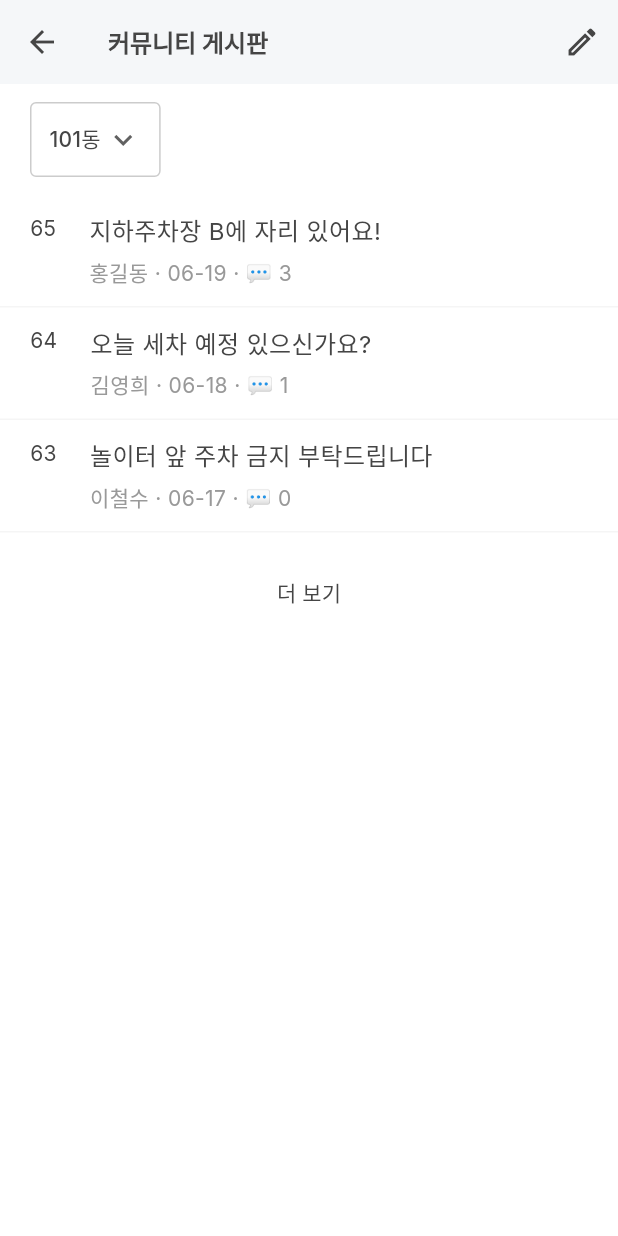
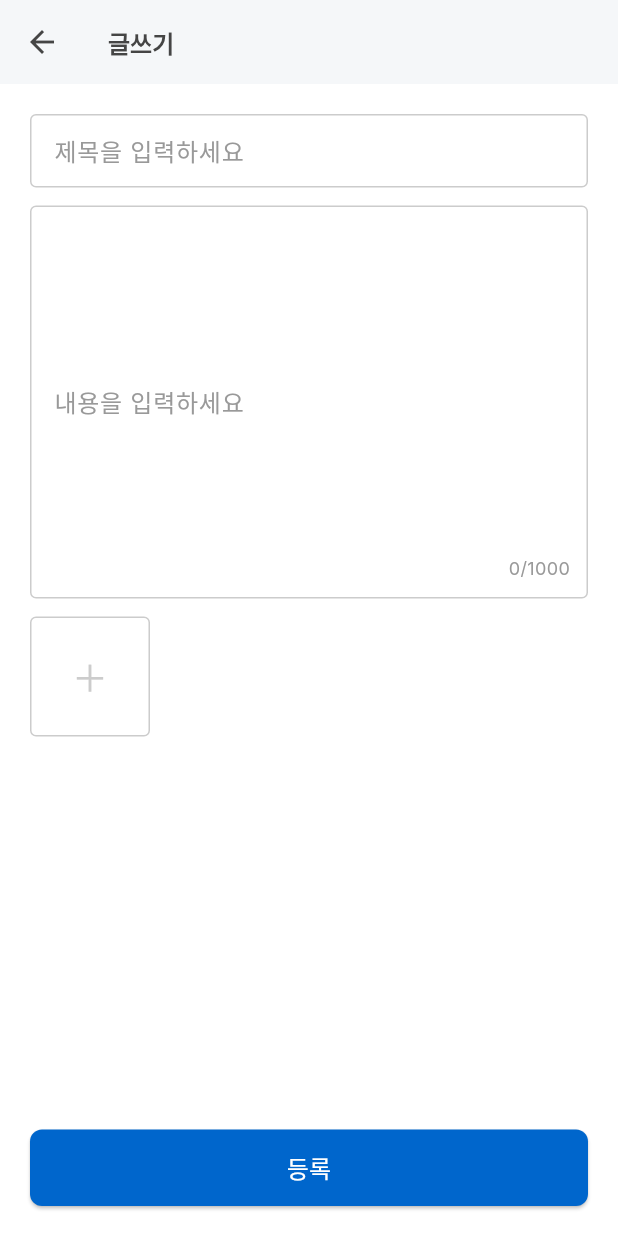
Before and after one commit to tjaudwn23/ai_parking_app, a Flutter app: the CommunityScreen screen opened directly, after a tap on the "edit" icon, on a phone screen of 412 x 824 dp. Run offline on Flutter 3.47's test engine with Material 3 defaults, Android fonts, the phone set to English and light mode, and no system bars; our stand-ins replace flutter_svg, google_fonts; missing offline and left inert: kpostal.

Commit message:
feat(community): 커뮤니티 게시글 작성 기능 및 탭 추가
- 커뮤니티 게시글을 작성하고 등록할 수 있는 UI를 구현했습니다.
  - 피그마 디자인을 참고하여 제목, 내용 입력 필드 및 이미지 추가 버튼을 포함한 `CreatePostScreen`을 추가했습니다.
- 메인 화면 하단 네비게이션 바에 '게시판' 탭을 추가하고 `CommunityScreen`을 연결했습니다.
  - 기존 '피드' 탭의 이름을 '게시판'으로 변경했습니다.
  - `MainScreen`이 선택된 탭에 따라 홈, 게시판, 내 정보 화면을 보여주도록 구조를 리팩토링했습니다.
- `CommunityScreen`이 탭으로 표시될 때 자연스럽도록 `AppBar`의 뒤로가기 버튼을 제거했습니다.

```diff
--- a/lib/presentation/community/community_screen.dart
+++ b/lib/presentation/community/community_screen.dart
@@ -1,3 +1,4 @@
+import 'package:ai_parking/presentation/community/create_post_screen.dart';
 import 'package:flutter/material.dart';
 import 'package:google_fonts/google_fonts.dart';
 
@@ -42,10 +43,7 @@ class _CommunityScreenState extends State<CommunityScreen> {
     return Scaffold(
       backgroundColor: Colors.white,
       appBar: AppBar(
-        leading: IconButton(
-          icon: const Icon(Icons.arrow_back, color: Color(0xFF454545)),
-          onPressed: () => Navigator.of(context).pop(),
-        ),
+        automaticallyImplyLeading: false,
         title: Text(
           '커뮤니티 게시판',
           style: GoogleFonts.inter(
@@ -58,7 +56,12 @@ class _CommunityScreenState extends State<CommunityScreen> {
           IconButton(
             icon: const Icon(Icons.edit_outlined, color: Color(0xFF454545)),
             onPressed: () {
-              // TODO: Implement create post functionality
+              Navigator.push(
+                context,
+                MaterialPageRoute(
+                  builder: (context) => const CreatePostScreen(),
+                ),
+              );
             },
           ),
         ],
--- /dev/null
+++ b/lib/presentation/community/create_post_screen.dart
@@ -0,0 +1,179 @@
+import 'package:flutter/material.dart';
+import 'package:google_fonts/google_fonts.dart';
+
+class CreatePostScreen extends StatefulWidget {
+  const CreatePostScreen({super.key});
+
+  @override
+  State<CreatePostScreen> createState() => _CreatePostScreenState();
+}
+
+class _CreatePostScreenState extends State<CreatePostScreen> {
+  final TextEditingController _titleController = TextEditingController();
+  final TextEditingController _contentController = TextEditingController();
+
+  @override
+  void initState() {
+    super.initState();
+    _contentController.addListener(() {
+      setState(() {});
+    });
+  }
+
+  @override
+  void dispose() {
+    _titleController.dispose();
+    _contentController.dispose();
+    super.dispose();
+  }
+
+  @override
+  Widget build(BuildContext context) {
+    return Scaffold(
+      backgroundColor: Colors.white,
+      appBar: AppBar(
+        leading: IconButton(
+          icon: const Icon(Icons.arrow_back, color: Color(0xFF454545)),
+          onPressed: () => Navigator.of(context).pop(),
+        ),
+        title: Text(
+          '글쓰기',
+          style: GoogleFonts.inter(
+            color: const Color(0xFF454545),
+            fontSize: 16,
+            fontWeight: FontWeight.bold,
+          ),
+        ),
+        backgroundColor: Colors.white,
+        elevation: 1,
+      ),
+      body: Padding(
+        padding: const EdgeInsets.all(20.0),
+        child: Column(
+          crossAxisAlignment: CrossAxisAlignment.start,
+          children: [
+            _buildTextField(
+              controller: _titleController,
+              hintText: '제목을 입력하세요',
+            ),
+            const SizedBox(height: 12),
+            Expanded(
+              child: Stack(
+                children: [
+                  _buildTextField(
+                    controller: _contentController,
+                    hintText: '내용을 입력하세요',
+                    maxLines: null,
+                    expands: true,
+                    contentPadding: const EdgeInsets.fromLTRB(12, 12, 12, 40),
+                  ),
+                  Positioned(
+                    bottom: 12,
+                    right: 12,
+                    child: Text(
+                      '${_contentController.text.length}/1000',
+                      style: GoogleFonts.inter(
+                        fontSize: 12,
+                        color: const Color(0xFF999999),
+                      ),
+                    ),
+                  ),
+                ],
+              ),
+            ),
+            const SizedBox(height: 12),
+            _buildImageAttachment(),
+            const Spacer(),
+            Row(
+              children: [
+                Expanded(
+                  child: ElevatedButton(
+                    onPressed: () {
+                      // TODO: 등록 기능 구현
+                    },
+                    style: ElevatedButton.styleFrom(
+                      backgroundColor: const Color(0xFF0066CC),
+                      shape: RoundedRectangleBorder(
+                        borderRadius: BorderRadius.circular(8),
+                      ),
+                      padding: const EdgeInsets.symmetric(vertical: 14),
+                    ),
+                    child: Text(
+                      '등록',
+                      style: GoogleFonts.inter(
+                        color: Colors.white,
+                        fontSize: 16,
+                      ),
+                    ),
+                  ),
+                ),
+              ],
+            ),
+          ],
+        ),
+      ),
+    );
+  }
+
+  Widget _buildImageAttachment() {
+    return GestureDetector(
+      onTap: () {
+        // TODO: 이미지 선택 기능 구현
+      },
+      child: Container(
+        width: 80,
+        height: 80,
+        decoration: BoxDecoration(
+          borderRadius: BorderRadius.circular(4.0),
+          border: Border.all(color: const Color(0xFFCCCCCC)),
+        ),
+        child: Center(
+          child: Text(
+            '＋',
+            style: GoogleFonts.inter(
+              fontSize: 24,
+              color: const Color(0xFFCCCCCC),
+            ),
+          ),
+        ),
+      ),
+    );
+  }
+
+  Widget _buildTextField({
+    required TextEditingController controller,
+    required String hintText,
+    int? maxLines = 1,
+    bool expands = false,
+    EdgeInsets? contentPadding,
+  }) {
+    return TextField(
+      controller: controller,
+      maxLines: maxLines,
+      expands: expands,
+      decoration: InputDecoration(
+        hintText: hintText,
+        hintStyle: GoogleFonts.inter(
+          color: const Color(0xFF999999),
+          fontSize: 16,
+        ),
+        border: OutlineInputBorder(
+          borderRadius: BorderRadius.circular(4.0),
+          borderSide: const BorderSide(color: Color(0xFFCCCCCC)),
+        ),
+        enabledBorder: OutlineInputBorder(
+          borderRadius: BorderRadius.circular(4.0),
+          borderSide: const BorderSide(color: Color(0xFFCCCCCC)),
+        ),
+        focusedBorder: OutlineInputBorder(
+          borderRadius: BorderRadius.circular(4.0),
+          borderSide: const BorderSide(color: Color(0xFF0066CC)),
+        ),
+        contentPadding:
+            contentPadding ??
+            const EdgeInsets.symmetric(vertical: 12, horizontal: 12),
+      ),
+      style: GoogleFonts.inter(fontSize: 16, color: const Color(0xFF454545)),
+    );
+  }
+}
--- a/lib/presentation/main/main_screen.dart
+++ b/lib/presentation/main/main_screen.dart
@@ -1,3 +1,4 @@
+import 'package:ai_parking/presentation/community/community_screen.dart';
 import 'package:ai_parking/presentation/parking_status/parking_status_screen.dart';
 import 'package:flutter/material.dart';
 import 'package:google_fonts/google_fonts.dart';
@@ -12,11 +13,51 @@ class MainScreen extends StatefulWidget {
 class _MainScreenState extends State<MainScreen> {
   int _selectedIndex = 0;
 
+  static const List<Widget> _screens = <Widget>[
+    _HomeScreen(),
+    CommunityScreen(),
+    Scaffold(body: Center(child: Text('내 정보'))),
+  ];
+
   void _onItemTapped(int index) {
     setState(() {
       _selectedIndex = index;
     });
   }
+
+  @override
+  Widget build(BuildContext context) {
+    return Scaffold(
+      body: _screens[_selectedIndex],
+      bottomNavigationBar: BottomNavigationBar(
+        items: const <BottomNavigationBarItem>[
+          BottomNavigationBarItem(
+            icon: Icon(Icons.home_outlined),
+            activeIcon: Icon(Icons.home),
+            label: '홈',
+          ),
+          BottomNavigationBarItem(
+            icon: Icon(Icons.feed_outlined),
+            activeIcon: Icon(Icons.feed),
+            label: '게시판',
+          ),
+          BottomNavigationBarItem(
+            icon: Icon(Icons.person_outline),
+            activeIcon: Icon(Icons.person),
+            label: '내 정보',
+          ),
+        ],
+        currentIndex: _selectedIndex,
+        selectedItemColor: const Color(0xFF0066CC),
+        onTap: _onItemTapped,
+        type: BottomNavigationBarType.fixed,
+      ),
+    );
+  }
+}
+
+class _HomeScreen extends StatelessWidget {
+  const _HomeScreen();
 
   @override
   Widget build(BuildContext context) {
@@ -89,29 +130,6 @@ class _MainScreenState extends State<MainScreen> {
             ],
           ),
         ),
-      ),
-      bottomNavigationBar: BottomNavigationBar(
-        items: const <BottomNavigationBarItem>[
-          BottomNavigationBarItem(
-            icon: Icon(Icons.home_outlined),
-            activeIcon: Icon(Icons.home),
-            label: '홈',
-          ),
-          BottomNavigationBarItem(
-            icon: Icon(Icons.feed_outlined),
-            activeIcon: Icon(Icons.feed),
-            label: '피드',
-          ),
-          BottomNavigationBarItem(
-            icon: Icon(Icons.person_outline),
-            activeIcon: Icon(Icons.person),
-            label: '내 정보',
-          ),
-        ],
-        currentIndex: _selectedIndex,
-        selectedItemColor: const Color(0xFF0066CC),
-        onTap: _onItemTapped,
-        type: BottomNavigationBarType.fixed,
       ),
     );
   }
```
